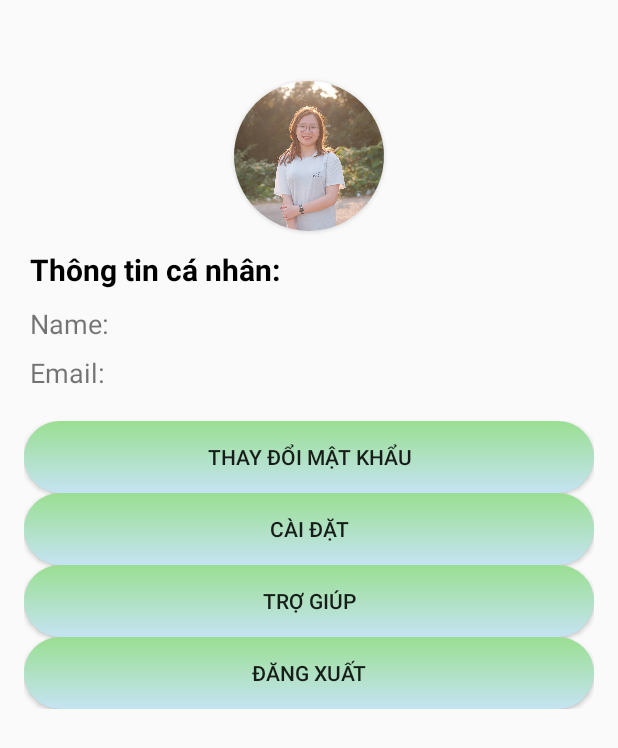
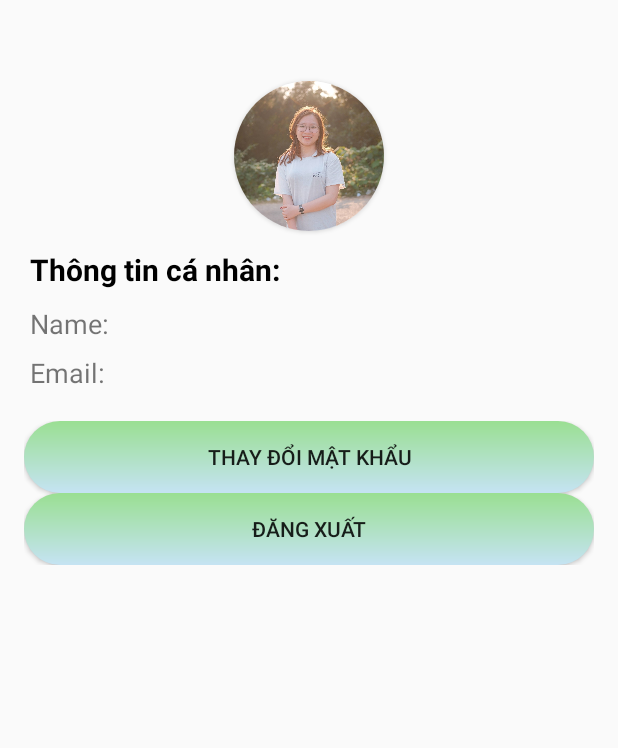
Before and after one commit to NguyenYenNhi15/TTCS_Final, an Android app: the layout fragment_profile.xml on its own in the app's theme, with its tools: preview values and no code run, on a phone screen of 412 x 824 dp. Shown: the top 748 px of the screen. Run offline under Robolectric (Android 15) with nearby library versions, the light colour scheme and no system bars.

Commit message:
Initial commit

```diff
--- a/app/src/main/java/com/example/ttcs_final/Fragment/FragmentDanhSach.java
+++ b/app/src/main/java/com/example/ttcs_final/Fragment/FragmentDanhSach.java
@@ -28,7 +28,6 @@ public class FragmentDanhSach extends Fragment implements RecycleViewAdapter.Ite
     private RecyclerView recyclerView;
     RecycleViewAdapter adapter;
     private SQLHelper db;
-    private TextView tvTong;
     private User user = new User();
 
     @Nullable
@@ -41,7 +40,6 @@ public class FragmentDanhSach extends Fragment implements RecycleViewAdapter.Ite
     public void onViewCreated(@NonNull View view, @Nullable Bundle savedInstanceState) {
         super.onViewCreated(view, savedInstanceState);
         recyclerView = view.findViewById(R.id.recyclrView);
-        tvTong = view.findViewById(R.id.tvTong);
         adapter = new RecycleViewAdapter();
         db = new SQLHelper(getContext());
         Date d = new Date();
--- a/app/src/main/java/com/example/ttcs_final/Fragment/FragmentProfile.java
+++ b/app/src/main/java/com/example/ttcs_final/Fragment/FragmentProfile.java
@@ -30,7 +30,7 @@ import java.util.List;
 public class FragmentProfile extends Fragment implements RecycleViewAdapter.ItemListener{
     private ImageView imageView;
     private TextView uName, uEmail;
-    private Button changePass, setting, feedBack, logout;
+    private Button changePass, logout;
     private SQLHelper db;
     private User user = new User();
 
@@ -44,12 +44,9 @@ public class FragmentProfile extends Fragment implements RecycleViewAdapter.Item
     public void onViewCreated(@NonNull View view, @Nullable Bundle savedInstanceState) {
         super.onViewCreated(view, savedInstanceState);
         db = new SQLHelper(getContext());
-        //Get user từ mainActivity:
         imageView = view.findViewById(R.id.profile_picture);
         uName = view.findViewById(R.id.user_name);
         uEmail = view.findViewById(R.id.user_email);
-        setting = view.findViewById(R.id.settings_button);
-        feedBack = view.findViewById(R.id.feedback_button);
         logout = view.findViewById(R.id.logout_button);
         changePass = view.findViewById(R.id.changepass_button);
         changePass.setOnClickListener(new View.OnClickListener() {
--- a/app/src/main/java/com/example/ttcs_final/Fragment/FragmentSearch.java
+++ b/app/src/main/java/com/example/ttcs_final/Fragment/FragmentSearch.java
@@ -27,7 +27,7 @@ import java.util.List;
 public class FragmentSearch extends Fragment implements View.OnClickListener{
     private RecyclerView recyclerView;
     private TextView tvTong, tvtke;
-    private Button btSearch, btTke;
+    private Button btTke;
     private SearchView searchView;
     private Spinner spCategory;
     private RecycleViewAdapter adapter;
--- a/app/src/main/res/layout/fragment_profile.xml
+++ b/app/src/main/res/layout/fragment_profile.xml
@@ -80,19 +80,6 @@
             android:layout_height="wrap_content"
             android:background="@drawable/button_radius_1"
             android:text="Thay đổi mật khẩu"/>
-        <Button
-            android:id="@+id/settings_button"
-            android:layout_width="match_parent"
-            android:layout_height="wrap_content"
-            android:background="@drawable/button_radius_1"
-            android:text="Cài đặt"/>
-
-        <Button
-            android:id="@+id/feedback_button"
-            android:layout_width="match_parent"
-            android:layout_height="wrap_content"
-            android:background="@drawable/button_radius_1"
-            android:text="Trợ giúp"/>
 
         <Button
             android:id="@+id/logout_button"
```
